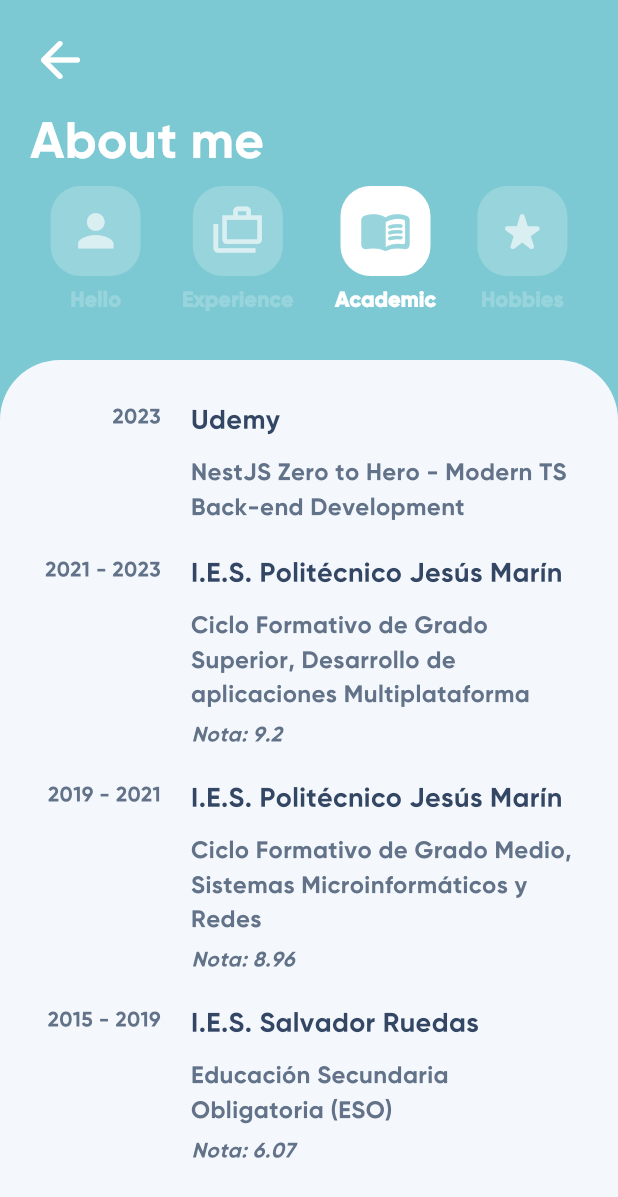
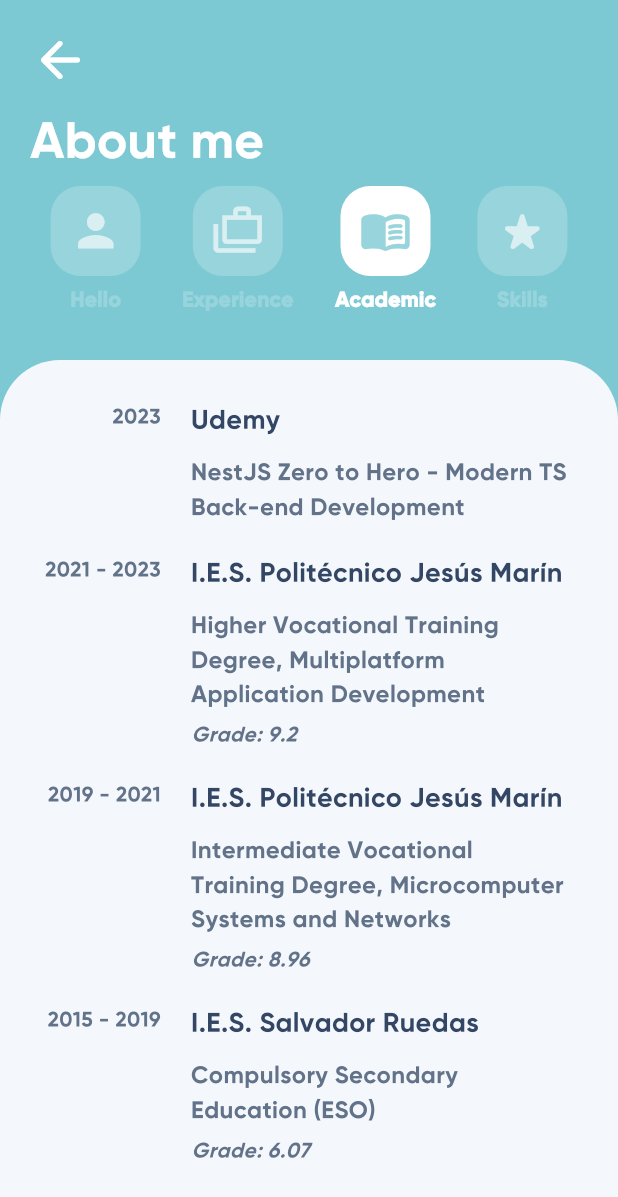
Before and after one commit to DaviMontiel/my-portfolio, a Flutter app: the AboutMePage screen opened directly, after a tap on "Experience", after a tap on "Academic", on a phone screen of 412 x 824 dp. Shown: the top 1197 px of the screen. Run offline on Flutter 3.47's test engine with Material 3 defaults, Android fonts, the phone set to English and light mode, and no system bars; our stand-ins replace shared_preferences; accounts and stored records are empty; generated files the repository leaves out were written again.

Commit message:
app icon, finished contact me section

```diff
--- a/lib/l10n/app_en.arb
+++ b/lib/l10n/app_en.arb
@@ -14,12 +14,18 @@
     "manPageText3_1": "me",
     "manPageText4_0": "where",
     "manPageText4_1": "I am",
+    "manPageContactMail": "Email",
+    "manPageContactTel": "Phone",
 
     "aboutMeTitle": "About me",
     "aboutMeSection0": "Hello",
     "aboutMeSection1": "Experience",
     "aboutMeSection2": "Academic",
-    "aboutMeSection3": "Hobbies",
+    "aboutMeSection3": "Skills",
+
+    "helloTitle": "Hello, I am David!",
+    "helloText0": "A passionate software developer with experience in native application development and information systems. I was born in Málaga (Spain) and have been interested in technology and programming since I was young.",
+    "helloText1": "I have worked on several projects, serving as the Lead Coordinator and Full Stack Developer. I love learning about new technologies and facing challenges that allow me to grow professionally.",
 
     "experienceYearPresent": "Present",
     "experienceJob0Title": "Full Stack Developer",
@@ -27,5 +33,11 @@
     "experienceJob0App0Content": "An application that interacts with physical stations allowing the parking and charging of scooters or bicycles.\n\nI was responsible for the complete development of the app, API, web, database management system, and infrastructure.\n\nSome of the resources used were: Flutter, Firebase, .NET, MQTT, SQL Server, Azure ...",
     "experienceJob0App1Content": "An application that optimizes water consumption in facilities such as homes and buildings.\n\nI coordinated the project development, correcting and implementing new features while utilizing different task management methods for the team.\n\nSome of the resources used were: Flutter, Firebase, NestJS, MQTT, Angular, MySQL, AWS ...",
     "experienceJob1Title": "Computer Systems Technician",
-    "experienceJob1Content": "At Vivatech, I worked as a Computer Technician, focusing on the repair of computers, laptops, and tablets. My role involved diagnosing and troubleshooting both software and hardware issues, ensuring that the devices operated efficiently."
+    "experienceJob1Content": "At Vivatech, I worked as a Computer Technician, focusing on the repair of computers, laptops, and tablets. My role involved diagnosing and troubleshooting both software and hardware issues, ensuring that the devices operated efficiently.",
+
+    "academicStudy0Name": "NestJS Zero to Hero - Modern TS Back-end Development",
+    "academicStudy1Name": "Higher Vocational Training Degree, Multiplatform Application Development",
+    "academicStudy2Name": "Intermediate Vocational Training Degree, Microcomputer Systems and Networks",
+    "academicStudy3Name": "Compulsory Secondary Education (ESO)",
+    "academicStudyGrade": "Grade:"
 }
--- a/lib/src/controller/external_controller.dart
+++ b/lib/src/controller/external_controller.dart
@@ -7,12 +7,12 @@ class ExternalController {
     launchUrl(url);
   }
 
-  void openUrl(String link) {
+  void openUrl(String link, {LaunchMode mode = LaunchMode.externalApplication}) {
     final Uri url = Uri.parse(link);
 
     launchUrl(
       url,
-      mode: LaunchMode.inAppBrowserView,
+      mode: mode,
     );
   }
 }
--- a/lib/src/view/pages/about_me/academic_section_widget.dart
+++ b/lib/src/view/pages/about_me/academic_section_widget.dart
@@ -10,24 +10,24 @@ class AcademicSectionWidget extends StatelessWidget {
       {
         "site": "Udemy",
         "years": "2023",
-        "name": 'NestJS Zero to Hero - Modern TS Back-end Development',
+        "name": languageController.language.academicStudy0Name,
       },
       {
         "site": "I.E.S. Politécnico Jesús Marín",
         "years": "2021 - 2023",
-        "name": 'Ciclo Formativo de Grado Superior, Desarrollo de aplicaciones Multiplataforma',
+        "name": languageController.language.academicStudy1Name,
         "grade": "9.2",
       },
       {
         'site': 'I.E.S. Politécnico Jesús Marín',
         'years': '2019 - 2021',
-        'name': 'Ciclo Formativo de Grado Medio, Sistemas Microinformáticos y Redes',
+        "name": languageController.language.academicStudy2Name,
         "grade": "8.96",
       },
       {
         'site': 'I.E.S. Salvador Ruedas',
         'years': '2015 - 2019',
-        'name': 'Educación Secundaria Obligatoria (ESO)',
+        "name": languageController.language.academicStudy3Name,
         "grade": "6.07",
       },
     ];
@@ -83,7 +83,7 @@ class AcademicSectionWidget extends StatelessWidget {
                       const SizedBox( height: 5 ),
 
                       Text(
-                        'Nota: ${studies[f]['grade']}',
+                        '${languageController.language.academicStudyGrade} ${studies[f]['grade']}',
                         style: const TextStyle(
                           color: Color.fromRGBO(98, 114, 137, 1),
                           fontFamily: 'Gilroy-Bold-120',
--- a/lib/src/view/pages/about_me/hello_section_widget.dart
+++ b/lib/src/view/pages/about_me/hello_section_widget.dart
@@ -1,4 +1,5 @@
 import 'package:david_portfolio_app/src/controller/external_controller.dart';
+import 'package:david_portfolio_app/src/controller/language_controller.dart';
 import 'package:flutter/material.dart';
 
 class HelloSectionWidget extends StatelessWidget {
@@ -9,11 +10,11 @@ class HelloSectionWidget extends StatelessWidget {
     return Column(
       crossAxisAlignment: CrossAxisAlignment.start,
       children: [
-        const Center(
+        Center(
           child: Text(
-            '¡Hola, Soy David!',
+            languageController.language.helloTitle,
             textAlign: TextAlign.center,
-            style: TextStyle(
+            style: const TextStyle(
               color: Color.fromRGBO(51, 70, 100, 1),
               fontFamily: 'Gilroy-Bold-120',
               fontSize: 24,
@@ -23,8 +24,8 @@ class HelloSectionWidget extends StatelessWidget {
 
         const SizedBox( height: 15 ),
 
-        const Text(
-          'Un apasionado desarrollador de software con experiencia en el desarrollo de aplicaciones nativas y sistemas informaticos. Nací en Málaga (España) y desde joven me interesé por la tecnología y la programación.',
+        Text(
+          languageController.language.helloText0,
           textAlign: TextAlign.justify,
           style: TextStyle(
             color: Color.fromRGBO(98, 114, 137, 1),
@@ -35,10 +36,10 @@ class HelloSectionWidget extends StatelessWidget {
 
         const SizedBox( height: 15 ),
 
-        const Text(
-          'He trabajado en varios proyectos, siendo el Coordinador principal y Desarrollador Full Stack. Me encanta aprender sobre nuevas tecnologías y enfrentar desafíos que me permitan crecer profesionalmente.',
+        Text(
+          languageController.language.helloText1,
           textAlign: TextAlign.justify,
-          style: TextStyle(
+          style: const TextStyle(
             color: Color.fromRGBO(98, 114, 137, 1),
             fontFamily: 'Gilroy-Bold',
             fontSize: 16,
```
Also changed, not shown: lib/l10n/app_es.arb (+14 -2 lines), lib/src/view/pages/about_me/hobbies_section_widget.dart (+35 -9 lines), lib/src/view/pages/main_page.dart (+106 -1 lines), pubspec.yaml (+7 -0 lines), lib/assets/images/app_mail.png (added), lib/assets/images/app_tel.png (added), lib/assets/images/app_whatsapp.png (added), lib/assets/images/icon.png (added), 9 other files.
